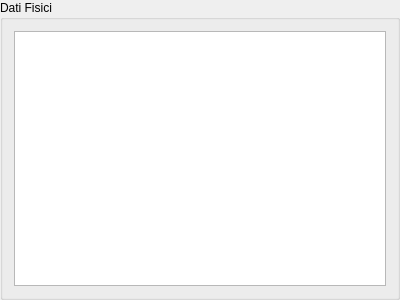
First picture: the form in GestCollOnQt/GUI/Moneta/DatiFisici/datifisiciwidget.ui, repository mirkoviviani76/gestcoll, before the edit.
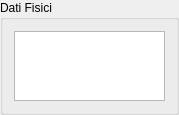
Second picture: the form after the edit.

```diff
--- a/GestCollOnQt/GUI/Moneta/DatiFisici/datifisiciwidget.ui
+++ b/GestCollOnQt/GUI/Moneta/DatiFisici/datifisiciwidget.ui
@@ -6,8 +6,8 @@
    <rect>
     <x>0</x>
     <y>0</y>
-    <width>400</width>
-    <height>300</height>
+    <width>179</width>
+    <height>104</height>
    </rect>
   </property>
   <property name="windowTitle">
@@ -18,7 +18,11 @@
   </property>
   <layout class="QVBoxLayout" name="verticalLayout">
    <item>
-    <widget class="QTableView" name="datiFisiciTable"/>
+    <widget class="QTableView" name="datiFisiciTable">
+     <attribute name="verticalHeaderVisible">
+      <bool>false</bool>
+     </attribute>
+    </widget>
    </item>
   </layout>
  </widget>
```
